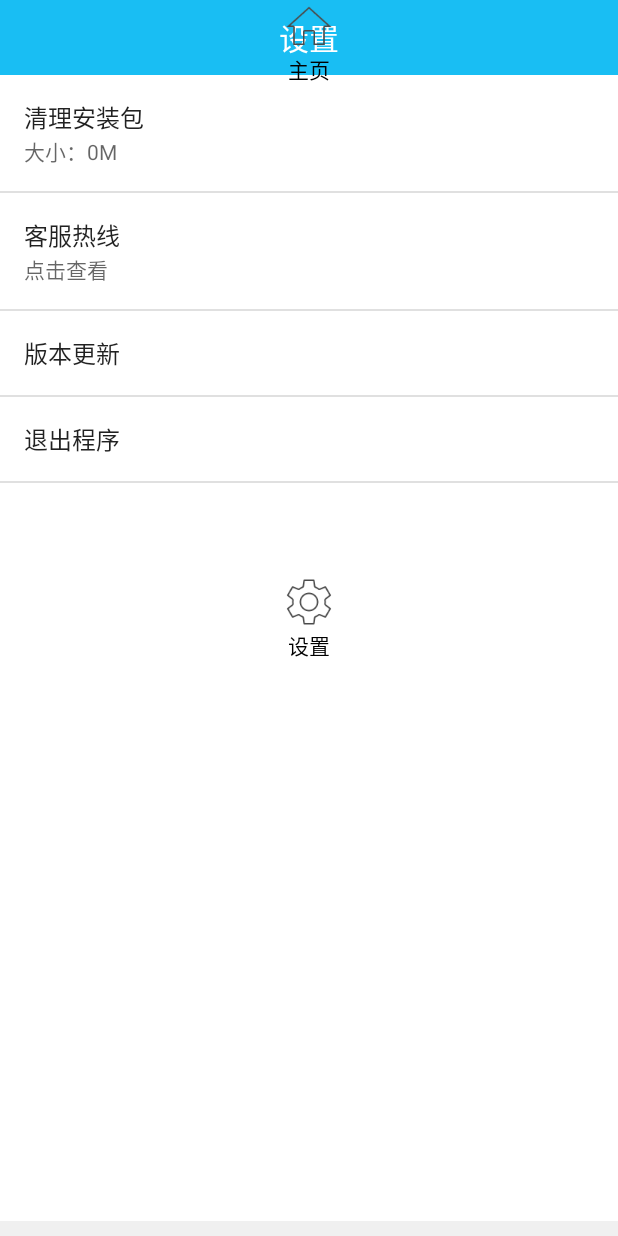
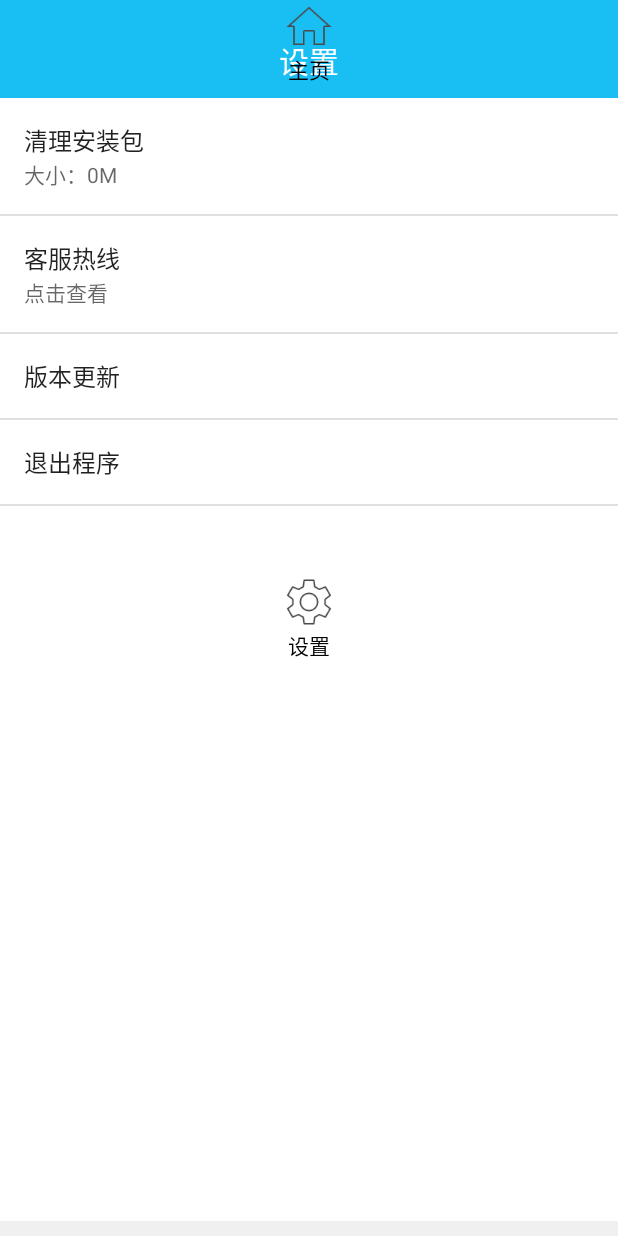
Before and after one commit to cyx362442/AppStore, an Android app: the fragment SettingFragment placed in its activity, on a phone screen of 412 x 824 dp. Run offline under Robolectric (Android 15) with nearby library versions, the phone set to English and light mode, and no system bars; our stand-ins replace EventBus, Volley; libraries missing offline, so code that uses them is left out: com.arialyy.aria, com.chad.library, com.youth.banner; network calls fail; pictures from the network do not load; 8 statements that could not run were skipped.

Commit message:
cyy20170929

```diff
--- a/app/src/main/java/com/duowei/appstore/app/MainActivity.java
+++ b/app/src/main/java/com/duowei/appstore/app/MainActivity.java
@@ -40,7 +40,8 @@ public class MainActivity extends FragmentActivity implements TabHost.OnTabChang
         getAPPVersionName();
         checkVersion();
 
-        hideBar();
+//        hideBar();
+        getWindow().addFlags(WindowManager.LayoutParams.FLAG_TRANSLUCENT_STATUS);
     }
 
     @Subscribe
--- a/app/src/main/res/layout/fragment_setting.xml
+++ b/app/src/main/res/layout/fragment_setting.xml
@@ -8,7 +8,8 @@
             <TextView
                 android:layout_width="match_parent"
                 android:layout_height="wrap_content"
-                android:padding="10dp"
+                android:paddingTop="25dp"
+                android:paddingBottom="10dp"
                 android:background="@color/blue_low"
                 android:gravity="center"
                 android:text="设置"
```
